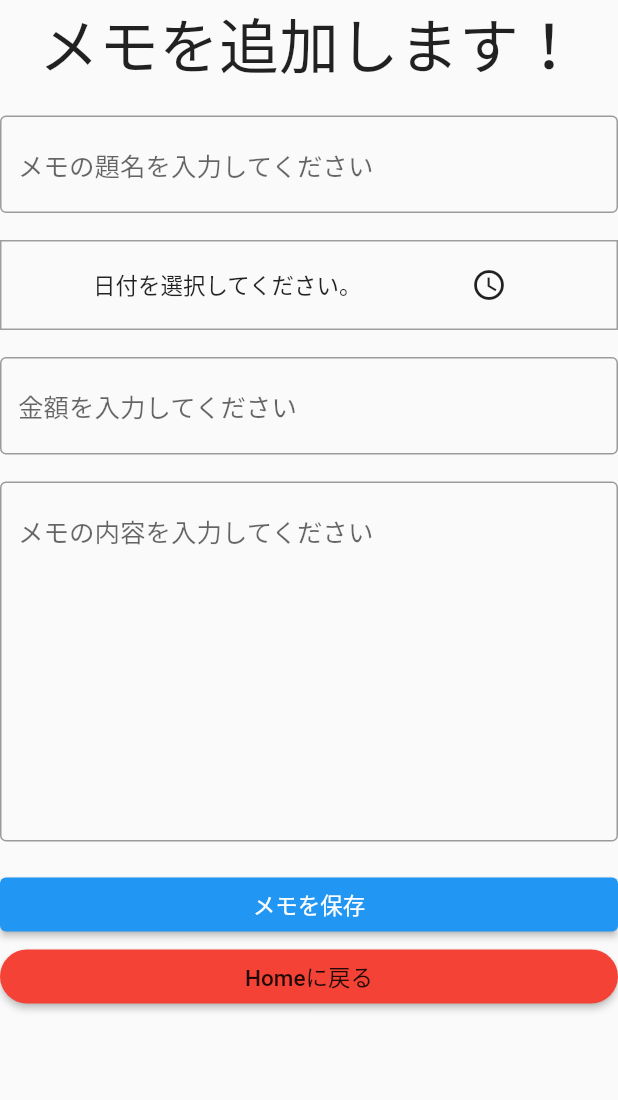
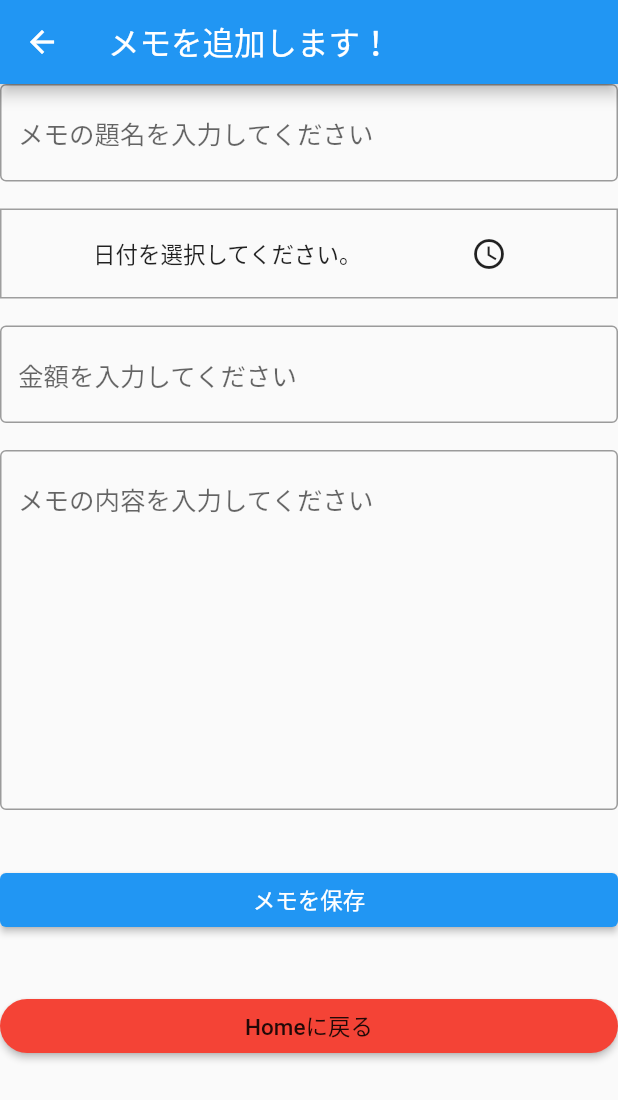
Before and after one commit to T-REXBIBIO/Mr.Do, a Flutter app: the createPage screen opened directly, on a phone screen of 412 x 824 dp. Shown: the top 1100 px of the screen. Run offline on Flutter 3.47's test engine with Material 2 defaults, Android fonts, the phone set to English and light mode, and no system bars; our stand-ins replace cloud_firestore, firebase_core; accounts and stored records are empty.

Commit message:
閲覧ページのUI調整と日時表示を日本語化

```diff
--- a/lib/create.dart
+++ b/lib/create.dart
@@ -22,7 +22,7 @@ class _createPageState extends State<createPage> {
     if(limit == null){
       return '日付を選択してください。';
     }
-    DateFormat outputFormat = DateFormat('yyyy-MM-dd-H:mm');
+    DateFormat outputFormat = DateFormat('yyyy年MM月dd日H時mm分');
     return outputFormat.format(limit!);
   }
 
@@ -59,19 +59,11 @@ class _createPageState extends State<createPage> {
   @override
   Widget build(BuildContext context) {
     return Scaffold(
+      appBar: AppBar(
+        title: Text("メモを追加します！"),
+      ),
       body: ListView(
         children: <Widget>[
-          Container(
-            child: Container(
-              alignment: Alignment.center,
-              child: Text("メモを追加します！", style: TextStyle(fontSize: 40),),
-            ),
-          ),
-          Container(
-              child: Text(
-                  ""
-              )
-          ),
           TextField(
             decoration: InputDecoration(
               border: OutlineInputBorder(),
@@ -144,6 +136,11 @@ class _createPageState extends State<createPage> {
               )
           ),
           Container(
+              child: Text(
+                  ""
+              )
+          ),
+          Container(
               child: ElevatedButton(
                 onPressed: () {
                   FirebaseFirestore.instance.collection("Todo").add({
@@ -157,6 +154,16 @@ class _createPageState extends State<createPage> {
                   Navigator.of(context).pop();
                 },
                 child: Text("メモを保存"),
+              )
+          ),
+          Container(
+              child: Text(
+                  ""
+              )
+          ),
+          Container(
+              child: Text(
+                  ""
               )
           ),
           Container(
--- a/lib/main.dart
+++ b/lib/main.dart
@@ -5,6 +5,7 @@ import 'package:todo/create.dart';
 import "package:firebase_core/firebase_core.dart";
 import 'package:cloud_firestore/cloud_firestore.dart';
 import 'JapaneseCupertinoLocalizations.dart' as jcl;
+import 'package:intl/intl.dart';
 import 'package:flutter/cupertino.dart';
 import 'package:flutter_localizations/flutter_localizations.dart';
 
@@ -99,7 +100,7 @@ class _TodoListPageState extends State<TodoListPage> {
                     Navigator.push(
                       context,
                       MaterialPageRoute(
-                        builder: (context) => ContentsPage(MemoList),
+                        builder: (context) => ContentsPage(MemoList: MemoList,index: index),
                       )
                     );
                   },
```
Also changed, not shown: lib/contents.dart (+68 -8 lines).
